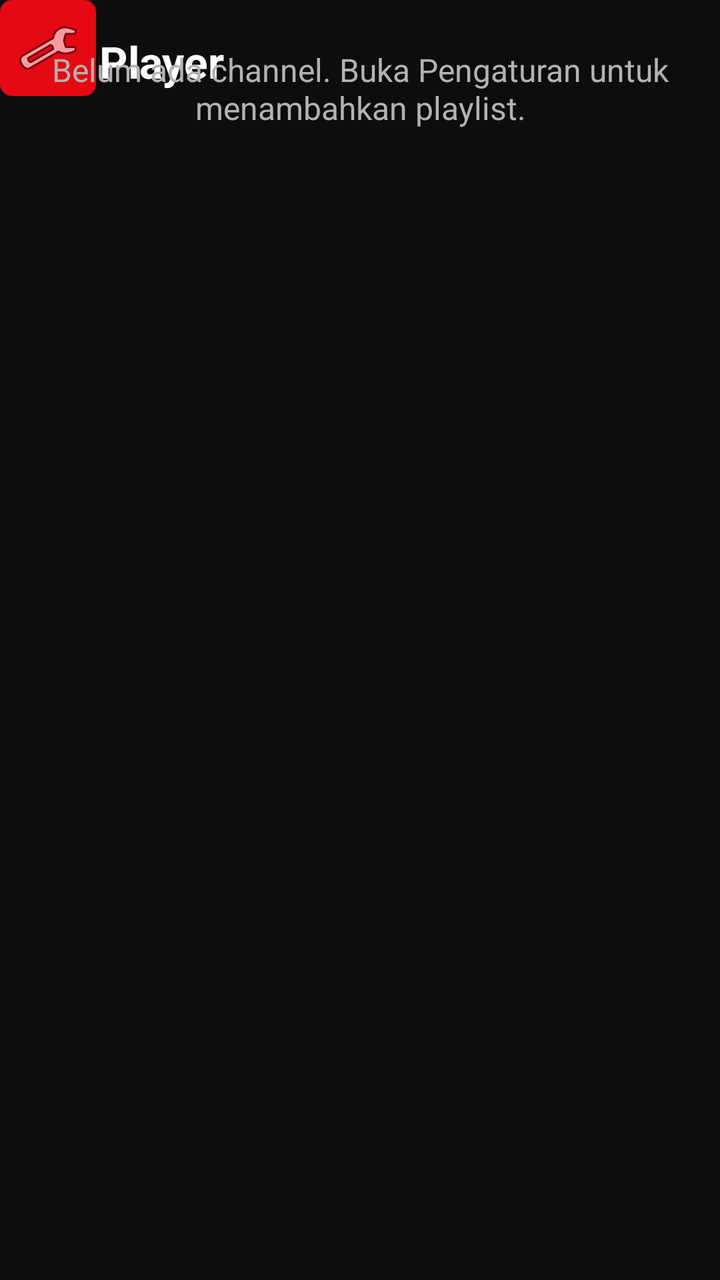
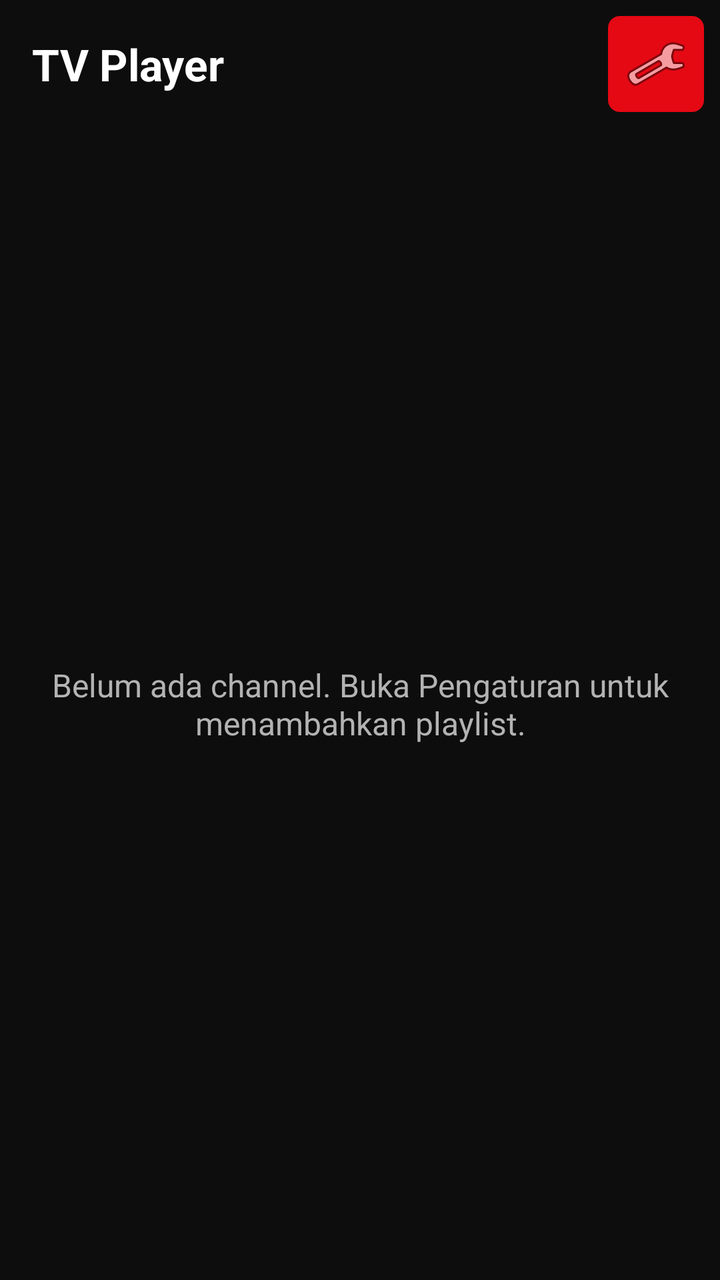

Screens rendered from an Android XML layout before and after an edit, with the pre-edit source and the edit as a unified diff.
<!-- AndroidManifest.xml: application theme Theme.TVPlayer -->
<!-- res/layout/activity_main.xml -->
<?xml version="1.0" encoding="utf-8"?>
<androidx.constraintlayout.widget.ConstraintLayout xmlns:android="http://schemas.android.com/apk/res/android"
    xmlns:app="http://schemas.android.com/apk/res/auto"
    android:layout_width="match_parent"
    android:layout_height="match_parent"
    android:background="@color/background_dark">

    <TextView
        android:id="@+id/txtTitle"
        android:layout_width="0dp"
        android:layout_height="wrap_content"
        android:text="@string/app_name"
        android:textColor="@color/text_primary"
        android:textSize="22sp"
        android:textStyle="bold"
        android:padding="16dp"
        app:layout_constraintTop_toTopOf="parent"
        app:layout_constraintStart_toStartOf="parent"
        app:layout_constraintEnd_toStartOf="@id/btnSettings" />

    <ImageButton
        android:id="@+id/btnSettings"
        android:layout_width="48dp"
        android:layout_height="48dp"
        android:layout_marginEnd="16dp"
        android:layout_marginTop="8dp"
        android:background="@drawable/button_bg"
        android:contentDescription="@string/menu_settings"
        android:src="@android:drawable/ic_menu_manage"
        app:layout_constraintTop_toTopOf="parent"
        app:layout_constraintEnd_toEndOf="parent" />

    <TextView
        android:id="@+id/txtEmpty"
        android:layout_width="0dp"
        android:layout_height="wrap_content"
        android:text="@string/no_channels"
        android:textColor="@color/text_secondary"
        android:textSize="16sp"
        android:gravity="center"
        android:padding="24dp"
        android:visibility="visible"
        app:layout_constraintTop_toTopOf="parent"
        app:layout_constraintBottom_toBottomOf="parent"
        app:layout_constraintStart_toStartOf="parent"
        app:layout_constraintEnd_toEndOf="parent" />

    <androidx.recyclerview.widget.RecyclerView
        android:id="@+id/recyclerChannels"
        android:layout_width="0dp"
        android:layout_height="0dp"
        android:clipToPadding="false"
        android:paddingBottom="16dp"
        app:layout_constraintTop_toBottomOf="@id/txtTitle"
        app:layout_constraintBottom_toBottomOf="parent"
        app:layout_constraintStart_toStartOf="parent"
        app:layout_constraintEnd_toEndOf="parent" />

    <ProgressBar
        android:id="@+id/progressLoading"
        android:layout_width="wrap_content"
        android:layout_height="wrap_content"
        android:visibility="gone"
        app:layout_constraintTop_toTopOf="parent"
        app:layout_constraintBottom_toBottomOf="parent"
        app:layout_constraintStart_toStartOf="parent"
        app:layout_constraintEnd_toEndOf="parent" />

</androidx.constraintlayout.widget.ConstraintLayout>
<!-- resources referenced by this layout -->
<resources>
  <color name="background_dark">#0D0D0D</color>
  <color name="text_primary">#FFFFFF</color>
  <color name="text_secondary">#B3B3B3</color>
  <!-- drawable button_bg (drawable) -->
  <?xml version="1.0" encoding="utf-8"?>
  <selector xmlns:android="http://schemas.android.com/apk/res/android">
      <item android:state_focused="true">
          <shape android:shape="rectangle">
              <solid android:color="#FF3B3B" />
              <corners android:radius="6dp" />
          </shape>
      </item>
      <item>
          <shape android:shape="rectangle">
              <solid android:color="@color/accent" />
              <corners android:radius="6dp" />
          </shape>
      </item>
  </selector>
  <string name="app_name">TV Player</string>
  <string name="menu_settings">Pengaturan</string>
  <string name="no_channels">Belum ada channel. Buka Pengaturan untuk menambahkan playlist.</string>
  <style name="Theme.TVPlayer" parent="Theme.MaterialComponents.NoActionBar">
          <item name="colorPrimary">@color/accent</item>
          <item name="colorPrimaryDark">@color/background_dark</item>
          <item name="colorAccent">@color/accent</item>
          <item name="android:windowBackground">@color/background_dark</item>
          <item name="android:statusBarColor" tools:targetApi="l">@color/background_dark</item>
      </style>
  <color name="accent">#E50914</color>
</resources>

<!-- the commit's change to res/layout/activity_main.xml (unified diff, before → after) -->
@@ -1,69 +1,72 @@
 <?xml version="1.0" encoding="utf-8"?>
-<androidx.constraintlayout.widget.ConstraintLayout xmlns:android="http://schemas.android.com/apk/res/android"
-    xmlns:app="http://schemas.android.com/apk/res/auto"
+<LinearLayout xmlns:android="http://schemas.android.com/apk/res/android"
     android:layout_width="match_parent"
     android:layout_height="match_parent"
-    android:background="@color/background_dark">
+    android:background="@color/background_dark"
+    android:orientation="vertical">
 
-    <TextView
-        android:id="@+id/txtTitle"
-        android:layout_width="0dp"
+    
+    <LinearLayout
+        android:layout_width="match_parent"
         android:layout_height="wrap_content"
-        android:text="@string/app_name"
-        android:textColor="@color/text_primary"
-        android:textSize="22sp"
-        android:textStyle="bold"
-        android:padding="16dp"
-        app:layout_constraintTop_toTopOf="parent"
-        app:layout_constraintStart_toStartOf="parent"
-        app:layout_constraintEnd_toStartOf="@id/btnSettings" />
+        android:orientation="horizontal"
+        android:gravity="center_vertical"
+        android:paddingStart="16dp"
+        android:paddingEnd="8dp"
+        android:paddingTop="8dp"
+        android:paddingBottom="8dp">
 
-    <ImageButton
-        android:id="@+id/btnSettings"
-        android:layout_width="48dp"
-        android:layout_height="48dp"
-        android:layout_marginEnd="16dp"
-        android:layout_marginTop="8dp"
-        android:background="@drawable/button_bg"
-        android:contentDescription="@string/menu_settings"
-        android:src="@android:drawable/ic_menu_manage"
-        app:layout_constraintTop_toTopOf="parent"
-        app:layout_constraintEnd_toEndOf="parent" />
+        <TextView
+            android:id="@+id/txtTitle"
+            android:layout_width="0dp"
+            android:layout_height="wrap_content"
+            android:layout_weight="1"
+            android:text="@string/app_name"
+            android:textColor="@color/text_primary"
+            android:textSize="22sp"
+            android:textStyle="bold" />
 
-    <TextView
-        android:id="@+id/txtEmpty"
-        android:layout_width="0dp"
-        android:layout_height="wrap_content"
-        android:text="@string/no_channels"
-        android:textColor="@color/text_secondary"
-        android:textSize="16sp"
-        android:gravity="center"
-        android:padding="24dp"
-        android:visibility="visible"
-        app:layout_constraintTop_toTopOf="parent"
-        app:layout_constraintBottom_toBottomOf="parent"
-        app:layout_constraintStart_toStartOf="parent"
-        app:layout_constraintEnd_toEndOf="parent" />
+        <ImageButton
+            android:id="@+id/btnSettings"
+            android:layout_width="48dp"
+            android:layout_height="48dp"
+            android:background="@drawable/button_bg"
+            android:contentDescription="@string/menu_settings"
+            android:src="@android:drawable/ic_menu_manage" />
+    </LinearLayout>
 
-    <androidx.recyclerview.widget.RecyclerView
-        android:id="@+id/recyclerChannels"
-        android:layout_width="0dp"
+    
+    <FrameLayout
+        android:layout_width="match_parent"
         android:layout_height="0dp"
-        android:clipToPadding="false"
-        android:paddingBottom="16dp"
-        app:layout_constraintTop_toBottomOf="@id/txtTitle"
-        app:layout_constraintBottom_toBottomOf="parent"
-        app:layout_constraintStart_toStartOf="parent"
-        app:layout_constraintEnd_toEndOf="parent" />
+        android:layout_weight="1">
 
-    <ProgressBar
-        android:id="@+id/progressLoading"
-        android:layout_width="wrap_content"
-        android:layout_height="wrap_content"
-        android:visibility="gone"
-        app:layout_constraintTop_toTopOf="parent"
-        app:layout_constraintBottom_toBottomOf="parent"
-        app:layout_constraintStart_toStartOf="parent"
-        app:layout_constraintEnd_toEndOf="parent" />
+        <androidx.recyclerview.widget.RecyclerView
+            android:id="@+id/recyclerChannels"
+            android:layout_width="match_parent"
+            android:layout_height="match_parent"
+            android:clipToPadding="false"
+            android:paddingBottom="16dp"
+            android:visibility="gone" />
 
-</androidx.constraintlayout.widget.ConstraintLayout>
+        <TextView
+            android:id="@+id/txtEmpty"
+            android:layout_width="match_parent"
+            android:layout_height="wrap_content"
+            android:layout_gravity="center"
+            android:text="@string/no_channels"
+            android:textColor="@color/text_secondary"
+            android:textSize="16sp"
+            android:gravity="center"
+            android:padding="24dp"
+            android:visibility="visible" />
+
+        <ProgressBar
+            android:id="@+id/progressLoading"
+            android:layout_width="wrap_content"
+            android:layout_height="wrap_content"
+            android:layout_gravity="center"
+            android:visibility="gone" />
+    </FrameLayout>
+
+</LinearLayout>
